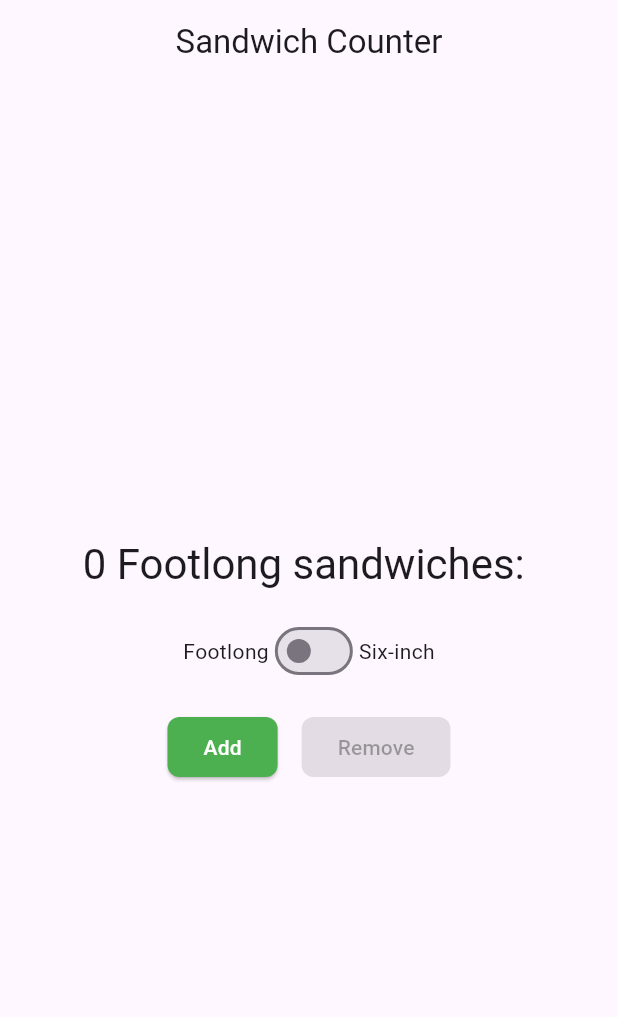
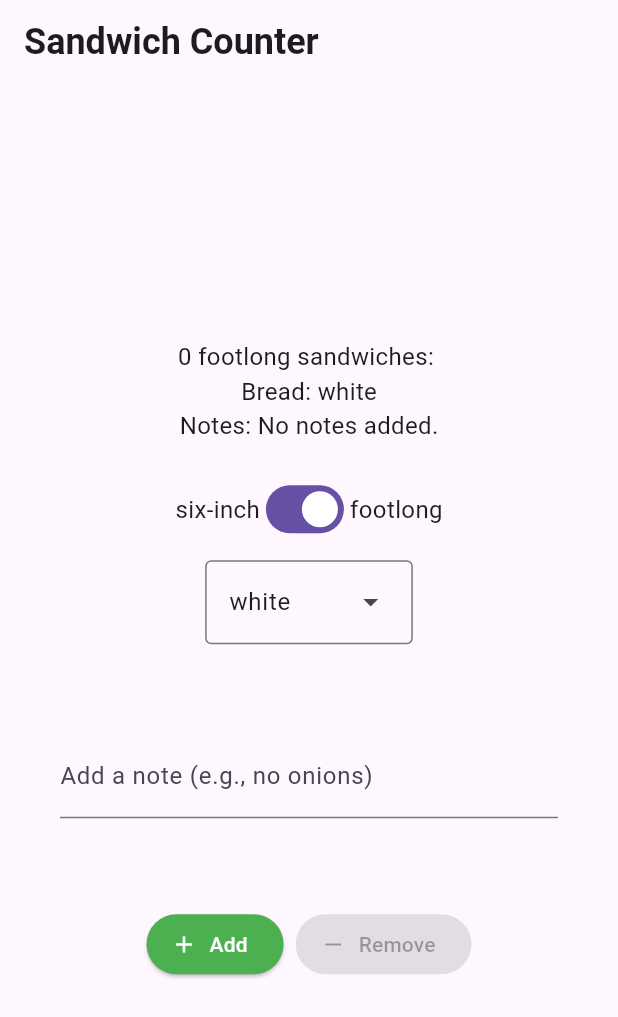
Before and after one commit to Swobin/sandwich_shop, a Flutter app: the screen it shows after launch, on a phone screen of 412 x 824 dp. Shown: the top 1017 px of the screen. Run offline on Flutter 3.47's test engine with Material 3 defaults, Android fonts, the phone set to English and light mode, and no system bars.

Commit message:
added order_repository into repositor and changed the code in main.dart to replace the orderscreenstate

```diff
--- a/lib/main.dart
+++ b/lib/main.dart
@@ -1,4 +1,5 @@
 import 'package:sandwich_shop/views/app_styles.dart';
+import 'package:sandwich_shop/repositories/order_repository.dart';
 
 void main() {
   runApp(const App());
@@ -28,79 +29,139 @@ class OrderScreen extends StatefulWidget {
 }
 
 class _OrderScreenState extends State<OrderScreen> {
-  int _quantity = 0;
-  final List<String> _sandwichOptions = ['Footlong', 'Six-inch'];
-  int _selectedSandwichIndex = 0;
-  String get _sandwichType => _sandwichOptions[_selectedSandwichIndex];
+  late final OrderRepository _orderRepository;
+  final TextEditingController _notesController = TextEditingController();
+  bool _isFootlong = true;
+  BreadType _selectedBreadType = BreadType.white;
 
-  void _increaseQuantity() {
-    if (_quantity < widget.maxQuantity) {
-      setState(() => _quantity++);
+  @override
+  void initState() {
+    super.initState();
+    _orderRepository = OrderRepository(maxQuantity: widget.maxQuantity);
+    _notesController.addListener(() {
+      setState(() {});
+    });
+  }
+
+  @override
+  void dispose() {
+    _notesController.dispose();
+    super.dispose();
+  }
+
+  VoidCallback? _getIncreaseCallback() {
+    if (_orderRepository.canIncrement) {
+      return () => setState(_orderRepository.increment);
+    }
+    return null;
+  }
+
+  VoidCallback? _getDecreaseCallback() {
+    if (_orderRepository.canDecrement) {
+      return () => setState(_orderRepository.decrement);
+    }
+    return null;
+  }
+
+  void _onSandwichTypeChanged(bool value) {
+    setState(() => _isFootlong = value);
+  }
+
+  void _onBreadTypeSelected(BreadType? value) {
+    if (value != null) {
+      setState(() => _selectedBreadType = value);
     }
   }
 
-  void _decreaseQuantity() {
-    if (_quantity > 0) {
-      setState(() => _quantity--);
+  List<DropdownMenuEntry<BreadType>> _buildDropdownEntries() {
+    List<DropdownMenuEntry<BreadType>> entries = [];
+    for (BreadType bread in BreadType.values) {
+      DropdownMenuEntry<BreadType> newEntry = DropdownMenuEntry<BreadType>(
+        value: bread,
+        label: bread.name,
+      );
+      entries.add(newEntry);
     }
-  }
-
-  void _onSandwichSelected(Set<int> selection) {
-    if (selection.isNotEmpty) {
-      setState(() {
-        _selectedSandwichIndex = selection.first;
-      });
-    }
+    return entries;
   }
 
   @override
   Widget build(BuildContext context) {
+    String sandwichType = 'footlong';
+    if (!_isFootlong) {
+      sandwichType = 'six-inch';
+    }
+
+    String noteForDisplay;
+    if (_notesController.text.isEmpty) {
+      noteForDisplay = 'No notes added.';
+    } else {
+      noteForDisplay = _notesController.text;
+    }
+
     return Scaffold(
       appBar: AppBar(
-        title: const Text('Sandwich Counter'),
-        centerTitle: true,
+        title: const Text(
+          'Sandwich Counter',
+          style: heading1,
+        ),
       ),
       body: Center(
         child: Column(
           mainAxisAlignment: MainAxisAlignment.center,
           children: <Widget>[
             OrderItemDisplay(
-              _quantity,
-              _sandwichType,
+              quantity: _orderRepository.quantity,
+              itemType: sandwichType,
+              breadType: _selectedBreadType,
+              orderNote: noteForDisplay,
             ),
+            const SizedBox(height: 20),
+            Row(
+              mainAxisAlignment: MainAxisAlignment.center,
+              children: [
+                const Text('six-inch', style: normalText),
+                Switch(
+                  value: _isFootlong,
+                  onChanged: _onSandwichTypeChanged,
+                ),
+                const Text('footlong', style: normalText),
+              ],
+            ),
+            const SizedBox(height: 10),
+            DropdownMenu<BreadType>(
+              textStyle: normalText,
+              initialSelection: _selectedBreadType,
+              onSelected: _onBreadTypeSelected,
+              dropdownMenuEntries: _buildDropdownEntries(),
+            ),
+            const SizedBox(height: 20),
             Padding(
-              padding: const EdgeInsets.symmetric(vertical: 16.0),
-              child: Row(
-                mainAxisAlignment: MainAxisAlignment.center,
-                children: [
-                  Text(_sandwichOptions[0]),
-                  Switch(
-                    value: _selectedSandwichIndex == 1,
-                    onChanged: (value) {
-                      setState(() {
-                        _selectedSandwichIndex = value ? 1 : 0;
-                      });
-                    },
-                  ),
-                  Text(_sandwichOptions[1]),
-                ],
+              padding: const EdgeInsets.all(40.0),
+              child: TextField(
+                key: const Key('notes_textfield'),
+                controller: _notesController,
+                decoration: const InputDecoration(
+                  labelText: 'Add a note (e.g., no onions)',
+                ),
               ),
             ),
+            const SizedBox(height: 20),
             Row(
               mainAxisAlignment: MainAxisAlignment.center,
               children: [
                 StyledButton(
-                  text: 'Add',
-                  onPressed: _increaseQuantity,
+                  onPressed: _getIncreaseCallback(),
+                  icon: Icons.add,
+                  label: 'Add',
                   backgroundColor: Colors.green,
-                  enabled: _quantity < widget.maxQuantity,
                 ),
-                const SizedBox(width: 16.0),
+                const SizedBox(width: 8),
                 StyledButton(
-                  text: 'Remove',
-                  onPressed: _decreaseQuantity,
+                  onPressed: _getDecreaseCallback(),
+                  icon: Icons.remove,
+                  label: 'Remove',
                   backgroundColor: Colors.red,
-                  enabled: _quantity > 0,
                 ),
               ],
             ),
@@ -111,48 +172,62 @@ class _OrderScreenState extends State<OrderScreen> {
   }
 }
 
+enum BreadType { white, wheat, honey }
+
 class StyledButton extends StatelessWidget {
-  final String text;
-  final VoidCallback onPressed;
+  final VoidCallback? onPressed;
+  final IconData icon;
+  final String label;
   final Color backgroundColor;
-  final bool enabled;
 
   const StyledButton({
     super.key,
-    required this.text,
     required this.onPressed,
+    required this.icon,
+    required this.label,
     required this.backgroundColor,
-    this.enabled = true,
   });
 
   @override
   Widget build(BuildContext context) {
-    return ElevatedButton(
-      onPressed: enabled ? onPressed : null,
+    return ElevatedButton.icon(
+      onPressed: onPressed,
+      icon: Icon(icon),
+      label: Text(label),
       style: ElevatedButton.styleFrom(
         backgroundColor: backgroundColor,
         foregroundColor: Colors.white,
-        shape: RoundedRectangleBorder(
-          borderRadius: BorderRadius.circular(8.0),
-        ),
       ),
-      child: Text(text),
     );
   }
 }
 
 class OrderItemDisplay extends StatelessWidget {
   final int quantity;
-  final String sandwichType;
+  final String itemType;
+  final BreadType breadType;
+  final String orderNote;
 
-  const OrderItemDisplay(this.quantity, this.sandwichType, {super.key}); // Expects exactly 2 positional args
+  const OrderItemDisplay({
+    super.key,
+    required this.quantity,
+    required this.itemType,
+    required this.breadType,
+    required this.orderNote,
+  });
 
   @override
   Widget build(BuildContext context) {
     final String suffix = quantity == 1 ? ' sandwich' : ' sandwiches';
-    return Text(
-      '$quantity $sandwichType$suffix: ${'🥪' * quantity}',
-      style: Theme.of(context).textTheme.headlineMedium,
+    return Column(
+      children: [
+        Text(
+          '$quantity $itemType$suffix: ${'🥪' * quantity}',
+          style: normalText,
+        ),
+        Text('Bread: ${breadType.name}', style: normalText),
+        Text('Notes: $orderNote', style: normalText),
+      ],
     );
   }
 }
--- /dev/null
+++ b/lib/repositories/order_repository.dart
@@ -0,0 +1,23 @@
+class OrderRepository {
+  int _quantity = 0;
+  final int maxQuantity;
+
+  OrderRepository({required this.maxQuantity});
+
+  int get quantity => _quantity;
+
+  bool get canIncrement => _quantity < maxQuantity;
+  bool get canDecrement => _quantity > 0;
+
+  void increment() {
+    if (canIncrement) {
+      _quantity++;
+    }
+  }
+
+  void decrement() {
+    if (canDecrement) {
+      _quantity--;
+    }
+  }
+}
```
